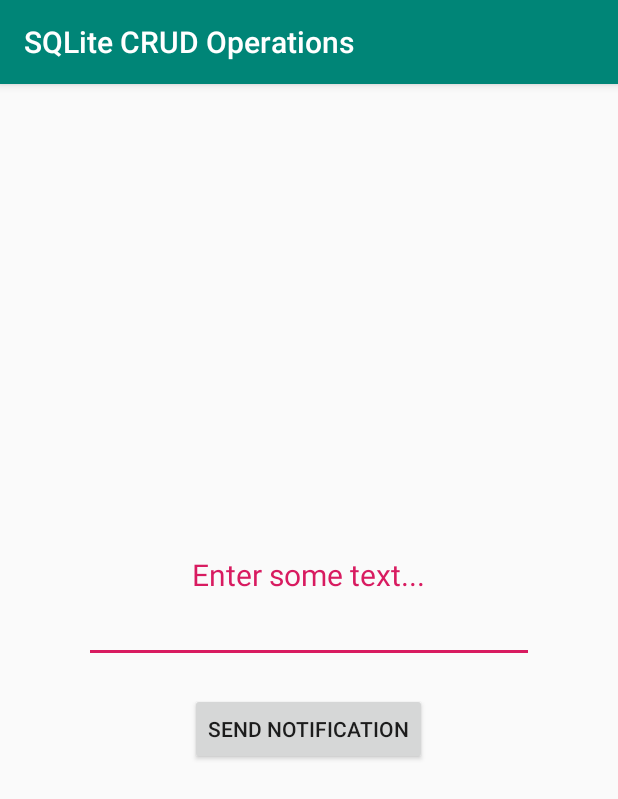
After one commit to bhushan-borole/MADTL, an Android app: the NotificationActivity screen opened directly, with no data from a screen before it, on a phone screen of 412 x 824 dp. The commit adds this screen. Shown: the top 799 px of the screen. Run offline under Robolectric (Android 15) with nearby library versions, the phone set to English and light mode, and no system bars.

Commit message:
Added Notification activity

```diff
--- a/SQLiteCRUDOperations/app/build.gradle
+++ b/SQLiteCRUDOperations/app/build.gradle
@@ -1,10 +1,11 @@
 apply plugin: 'com.android.application'
+apply plugin: 'com.google.gms.google-services'
 
 android {
     compileSdkVersion 28
     defaultConfig {
         applicationId "com.example.sqlitecrudoperations"
-        minSdkVersion 15
+        minSdkVersion 16
         targetSdkVersion 28
         versionCode 1
         versionName "1.0"
@@ -22,6 +23,9 @@ dependencies {
     implementation fileTree(dir: 'libs', include: ['*.jar'])
     implementation 'com.android.support:appcompat-v7:28.0.0'
     implementation 'com.android.support.constraint:constraint-layout:1.1.3'
+
+    implementation 'com.google.firebase:firebase-messaging:17.3.4'
+    implementation 'com.android.support:design:28.0.0'
     testImplementation 'junit:junit:4.12'
     androidTestImplementation 'com.android.support.test:runner:1.0.2'
     androidTestImplementation 'com.android.support.test.espresso:espresso-core:3.0.2'
--- a/SQLiteCRUDOperations/app/src/main/AndroidManifest.xml
+++ b/SQLiteCRUDOperations/app/src/main/AndroidManifest.xml
@@ -14,7 +14,9 @@
         android:supportsRtl="true"
         android:theme="@style/AppTheme"
         tools:ignore="GoogleAppIndexingWarning">
-        <activity android:name=".CanvasActivity"/>
+        <activity android:name=".NotificationView"></activity>
+        <activity android:name=".NotificationActivity" />
+        <activity android:name=".CanvasActivity" />
         <activity android:name=".LocationActivity" />
         <activity android:name=".RegisterActivity" />
         <activity android:name=".MainActivity" />
--- /dev/null
+++ b/SQLiteCRUDOperations/app/src/main/java/com/example/sqlitecrudoperations/NotificationActivity.java
@@ -0,0 +1,85 @@
+package com.example.sqlitecrudoperations;
+
+
+import android.app.NotificationChannel;
+import android.app.NotificationManager;
+import android.app.PendingIntent;
+import android.content.Intent;
+import android.os.Build;
+import android.support.annotation.RequiresApi;
+import android.support.v4.app.NotificationCompat;
+import android.support.v7.app.AppCompatActivity;
+import android.os.Bundle;
+import android.view.View;
+import android.widget.Button;
+import android.widget.EditText;
+
+public class NotificationActivity extends AppCompatActivity {
+    Button send;
+    EditText text;
+    @Override
+    protected void onCreate(Bundle savedInstanceState) {
+        super.onCreate(savedInstanceState);
+        setContentView(R.layout.activity_notification);
+
+        send = findViewById(R.id.send);
+        text = findViewById(R.id.notify_text);
+        send.setOnClickListener(new View.OnClickListener() {
+            @Override
+            public void onClick(View v) {
+                issueNotification(text.getText().toString().trim());
+            }
+        });
+    }
+
+    @RequiresApi(api = Build.VERSION_CODES.O)
+    public void makeNotificationChannel(String id, String name, int importance)
+    {
+        NotificationChannel channel = new NotificationChannel(id, name, importance);
+        channel.setShowBadge(true); // set false to disable badges, Oreo exclusive
+
+        NotificationManager notificationManager =
+                (NotificationManager)getSystemService(NOTIFICATION_SERVICE);
+
+        assert notificationManager != null;
+        notificationManager.createNotificationChannel(channel);
+    }
+
+    public void issueNotification(String message)
+    {
+        // make the channel. The method has been discussed before.
+        if (Build.VERSION.SDK_INT >= Build.VERSION_CODES.O) {
+            makeNotificationChannel("CHANNEL_1", "Example channel", NotificationManager.IMPORTANCE_DEFAULT);
+        }
+        // the check ensures that the channel will only be made
+        // if the device is running Android 8+
+        Intent intent = new Intent(this, NotificationView.class);
+        intent.setFlags(Intent.FLAG_ACTIVITY_CLEAR_TOP);
+        intent.putExtra("message", message);
+        PendingIntent pendingIntent = PendingIntent.getActivity(this, 0, intent, PendingIntent.FLAG_UPDATE_CURRENT);
+
+
+        NotificationCompat.Builder notification =
+                new NotificationCompat.Builder(this, "CHANNEL_1");
+        // the second parameter is the channel id.
+        // it should be the same as passed to the makeNotificationChannel() method
+
+        notification
+                .setSmallIcon(R.mipmap.ic_launcher) // can use any other icon
+                .setContentTitle("Notification!")
+                .setContentText(message)
+                .setContentIntent(pendingIntent)
+                .setAutoCancel(true);
+
+        NotificationManager notificationManager =
+                (NotificationManager)getSystemService(NOTIFICATION_SERVICE);
+
+        assert notificationManager != null;
+        notificationManager.notify(1, notification.build());
+        // it is better to not use 0 as notification id, so used 1.
+    }
+
+
+
+
+}
--- a/SQLiteCRUDOperations/app/src/main/res/layout/activity_login.xml
+++ b/SQLiteCRUDOperations/app/src/main/res/layout/activity_login.xml
@@ -75,6 +75,11 @@
             android:layout_height="wrap_content"
             android:text="Go to Canvas activity"
             android:id="@+id/canvas_activity"/>
+        <Button
+            android:layout_width="wrap_content"
+            android:layout_height="wrap_content"
+            android:text="Go to notification activity"
+            android:id="@+id/notification"/>
 
     </LinearLayout>
 
--- /dev/null
+++ b/SQLiteCRUDOperations/app/src/main/res/layout/activity_notification.xml
@@ -0,0 +1,36 @@
+<?xml version="1.0" encoding="utf-8"?>
+<RelativeLayout xmlns:android="http://schemas.android.com/apk/res/android"
+    xmlns:app="http://schemas.android.com/apk/res-auto"
+    xmlns:tools="http://schemas.android.com/tools"
+    android:layout_width="match_parent"
+    android:layout_height="match_parent"
+    tools:context=".NotificationActivity">
+
+    <LinearLayout
+        android:layout_width="match_parent"
+        android:layout_height="wrap_content"
+        android:orientation="vertical"
+        android:layout_centerVertical="true"
+        android:gravity="center">
+        <TextView
+            android:layout_width="wrap_content"
+            android:layout_height="wrap_content"
+            android:text="Enter some text..."
+            android:textColor="@color/colorAccent"
+            android:textSize="20dp"/>
+
+        <EditText
+            android:layout_width="wrap_content"
+            android:layout_height="wrap_content"
+            android:width="300dp"
+            android:id="@+id/notify_text"/>
+
+        <Button
+            android:layout_width="wrap_content"
+            android:layout_height="wrap_content"
+            android:text="Send Notification"
+            android:id="@+id/send"
+            android:layout_marginTop="20dp"/>
+    </LinearLayout>
+
+</RelativeLayout>
--- /dev/null
+++ b/SQLiteCRUDOperations/app/src/main/res/values/dimens.xml
@@ -0,0 +1,3 @@
+<resources>
+    <dimen name="fab_margin">16dp</dimen>
+</resources>
--- a/SQLiteCRUDOperations/app/src/main/res/values/strings.xml
+++ b/SQLiteCRUDOperations/app/src/main/res/values/strings.xml
@@ -10,4 +10,5 @@
         <item>Marketing</item>
         <item>Human Resource</item>
     </array>
+    <string name="title_activity_notification">NotificationActivity</string>
 </resources>
--- a/SQLiteCRUDOperations/build.gradle
+++ b/SQLiteCRUDOperations/build.gradle
@@ -8,6 +8,7 @@ buildscript {
     }
     dependencies {
         classpath 'com.android.tools.build:gradle:3.4.2'
+        classpath 'com.google.gms:google-services:4.2.0'
 
         // NOTE: Do not place your application dependencies here; they belong
         // in the individual module build.gradle files
```
Also changed, not shown: SQLiteCRUDOperations/app/src/main/java/com/example/sqlitecrudoperations/LoginActivity.java (+11 -5 lines), SQLiteCRUDOperations/app/src/main/java/com/example/sqlitecrudoperations/NotificationView.java (added, +17 -0 lines), SQLiteCRUDOperations/app/src/main/res/layout/activity_notification_view.xml (added, +31 -0 lines), SQLiteCRUDOperations/app/src/main/res/values/styles.xml (+9 -0 lines), 1 other file.
